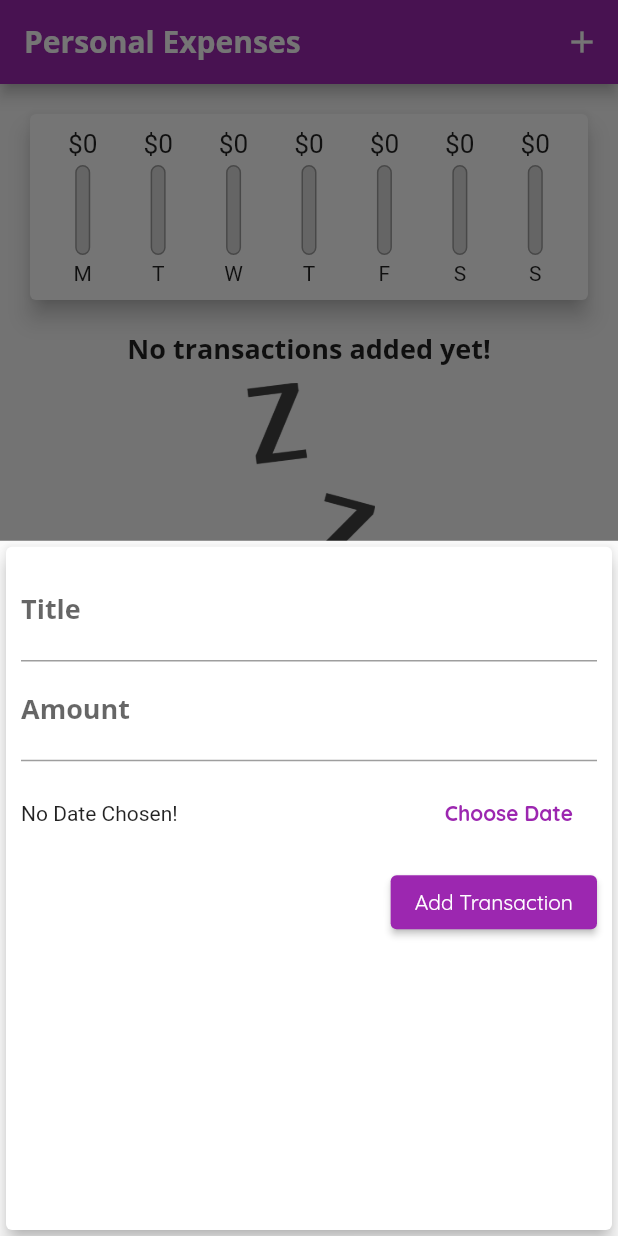
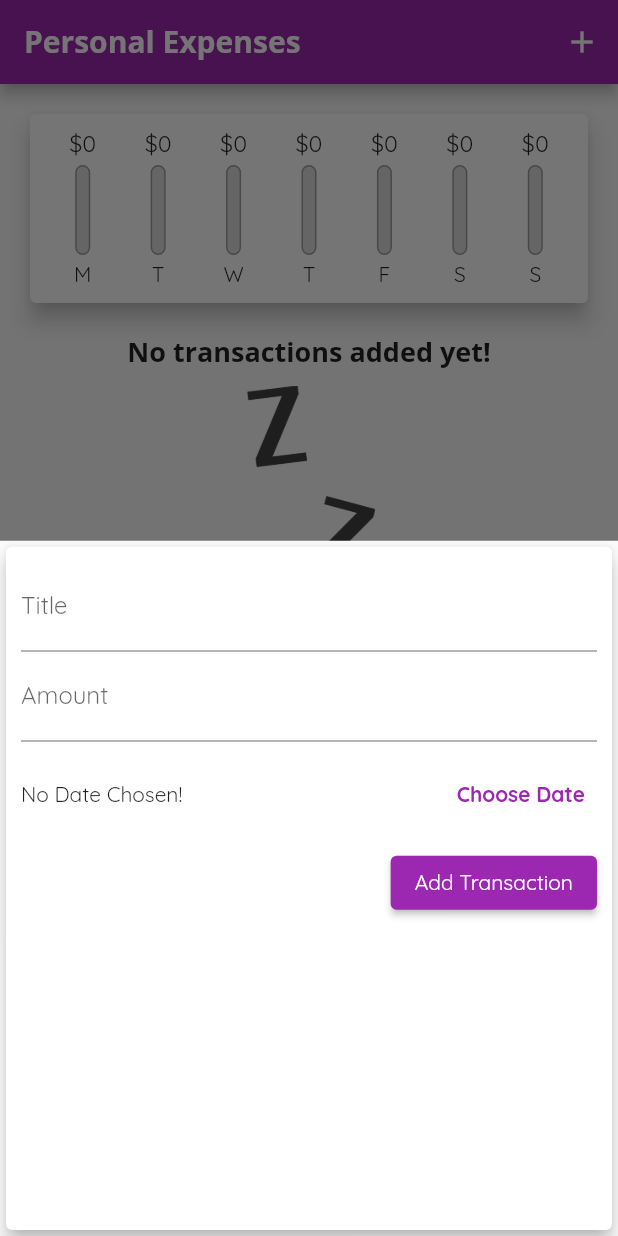
Before and after one commit to haohmaru3000/personal_expense, a Flutter app: the screen it shows after launch, after a tap on the "add" icon, on a phone screen of 412 x 824 dp. Run offline on Flutter 3.47's test engine with Material 2 defaults, Android fonts, the phone set to English and light mode, and no system bars; missing offline and left inert: dart:ffi.

Commit message:
Renaming the repo

```diff
--- a/lib/main.dart
+++ b/lib/main.dart
@@ -12,25 +12,24 @@ class MyApp extends StatelessWidget {
     return MaterialApp(
       title: 'Personal Expenses',
       theme: ThemeData(
-        primarySwatch: Colors.purple,
-        accentColor: Colors.amber,
-        errorColor: Colors.red,
         fontFamily: 'Quicksand',
-        textTheme: ThemeData.light().textTheme.copyWith(
-              subtitle1: TextStyle(
-                fontFamily: 'OpenSans',
-                fontWeight: FontWeight.bold,
-                fontSize: 18,
-              ),
-              button: TextStyle(
-                color: Colors.white,
-              ),
-            ),
+        colorScheme: ColorScheme.fromSwatch(
+          primarySwatch: Colors.purple,
+          accentColor: Colors.amber,
+          errorColor: Colors.red,
+        ),
         appBarTheme: AppBarTheme(
           titleTextStyle: TextStyle(
             fontFamily: 'OpenSans',
             fontSize: 20,
             fontWeight: FontWeight.bold,
+          ),
+        ),
+        textTheme: TextTheme(
+          headline6: TextStyle(
+            fontFamily: 'OpenSans',
+            fontWeight: FontWeight.bold,
+            fontSize: 18,
           ),
         ),
       ),
@@ -45,20 +44,7 @@ class MyHomePage extends StatefulWidget {
 }
 
 class _MyHomePageState extends State<MyHomePage> {
-  final List<Transaction> _userTransactions = [
-    // Transaction(
-    //   id: 't1',
-    //   title: 'New shoes',
-    //   amount: 69.99,
-    //   date: DateTime.now(),
-    // ),
-    // Transaction(
-    //   id: 't2',
-    //   title: 'Weekly groceries',
-    //   amount: 16.53,
-    //   date: DateTime.now(),
-    // ),
-  ];
+  final List<Transaction> _userTransactions = [];
 
   List<Transaction> get _recentTransactions {
     return _userTransactions.where((tx) {
--- a/lib/widgets/chart_bar.dart
+++ b/lib/widgets/chart_bar.dart
@@ -35,7 +35,7 @@ class ChartBar extends StatelessWidget {
               FractionallySizedBox(
                 heightFactor: spendingPctOfTotal,
                 child: Container(decoration: BoxDecoration(
-                  color: Theme.of(context).primaryColor,
+                  color: Theme.of(context).colorScheme.primary,
                   borderRadius: BorderRadius.circular(10),
                 ),),
               ),
--- a/lib/widgets/new_transaction.dart
+++ b/lib/widgets/new_transaction.dart
@@ -75,8 +75,7 @@ class _NewTransactionState extends State<NewTransaction> {
             TextField(
               decoration: InputDecoration(labelText: 'Amount'),
               controller: _amountController,
-              keyboardType: TextInputType
-                  .number, // TextInputType.numberWithOptions(decimal: true) for IOS
+              keyboardType: TextInputType.numberWithOptions(decimal: true),
               onSubmitted: (_) =>
                   _submitData(), // _ means that it's not an important argument and we dont' need use it.
               // onChanged: (val) => amountInput = val,
@@ -90,12 +89,16 @@ class _NewTransactionState extends State<NewTransaction> {
                         ? 'No Date Chosen!'
                         : 'Picked Date: ${DateFormat.yMd().format(_selectedDate!)}'),
                   ),
-                  FlatButton(
-                    textColor: Theme.of(context).primaryColor,
+                  TextButton(
                     onPressed: _presentDatePicker,
                     child: Text(
                       'Choose Date',
-                      style: TextStyle(fontWeight: FontWeight.bold),
+                      style: TextStyle(
+                        fontWeight: FontWeight.bold,
+                      ),
+                    ),
+                    style: ButtonStyle(
+                      foregroundColor: MaterialStateProperty.all(Theme.of(context).colorScheme.primary),
                     ),
                   ),
                 ],
@@ -105,9 +108,7 @@ class _NewTransactionState extends State<NewTransaction> {
               child: Text('Add Transaction'),
               style: ButtonStyle(
                 backgroundColor:
-                    MaterialStateProperty.all(Theme.of(context).primaryColor),
-                foregroundColor: MaterialStateProperty.all(
-                    Theme.of(context).textTheme.button!.color),
+                    MaterialStateProperty.all(Theme.of(context).colorScheme.primary),
               ),
               onPressed: _submitData,
             ),
--- a/lib/widgets/transaction_list.dart
+++ b/lib/widgets/transaction_list.dart
@@ -17,7 +17,7 @@ class TransactionList extends StatelessWidget {
               children: <Widget>[
                 Text(
                   'No transactions added yet!',
-                  style: Theme.of(context).textTheme.subtitle1,
+                  style: Theme.of(context).textTheme.headline6,
                 ),
                 SizedBox(
                   height: 10,
@@ -43,64 +43,26 @@ class TransactionList extends StatelessWidget {
                       child: Padding(
                         padding: EdgeInsets.all(6),
                         child: FittedBox(
-                          child: Text('\$${transactions[index].amount}'),
+                          child: Text(
+                            '\$${transactions[index].amount}',
+                          ),
                         ),
                       ),
                     ),
                     title: Text(
                       transactions[index].title,
-                      style: Theme.of(context).textTheme.subtitle1,
+                      style: Theme.of(context).textTheme.headline6,
                     ),
                     subtitle: Text(
                       DateFormat.yMMMd().format(transactions[index].date),
                     ),
                     trailing: IconButton(
                       icon: Icon(Icons.delete),
-                      color: Theme.of(context).errorColor,
+                      color: Theme.of(context).colorScheme.error,
                       onPressed: () => deleteTx(transactions[index].id),
                     ),
                   ),
                 );
-                // return Card(
-                //   child: Row(
-                //     children: [
-                //       Container(
-                //         margin: EdgeInsets.symmetric(
-                //           vertical: 10,
-                //           horizontal: 15,
-                //         ),
-                //         decoration: BoxDecoration(
-                //           border: Border.all(
-                //             color: Theme.of(context).primaryColor,
-                //             width: 2,
-                //           ),
-                //         ),
-                //         padding: EdgeInsets.all(10),
-                //         child: Text(
-                //           '\$${transactions[index].amount.toStringAsFixed(2)}',
-                //           style: TextStyle(
-                //             fontWeight: FontWeight.bold,
-                //             fontSize: 20,
-                //             color: Theme.of(context).primaryColor,
-                //           ),
-                //         ),
-                //       ),
-                //       Column(
-                //         crossAxisAlignment: CrossAxisAlignment.start,
-                //         children: [
-                //           Text(
-                //             transactions[index].title,
-                //             style: Theme.of(context).textTheme.subtitle1,
-                //           ),
-                //           Text(
-                //             DateFormat.yMMMd().format(transactions[index].date),
-                //             style: TextStyle(color: Colors.grey),
-                //           ),
-                //         ],
-                //       ),
-                //     ],
-                //   ),
-                // );
               },
               itemCount: transactions
                   .length, // if we have 2 transactions, we're gonna build 2 items
--- a/pubspec.yaml
+++ b/pubspec.yaml
@@ -1,4 +1,4 @@
-name: primary_flutter
+name: personal_expense
 description: A new Flutter project.
 
 # The following line prevents the package from being accidentally published to
```
Also changed, not shown: 3 other files.
